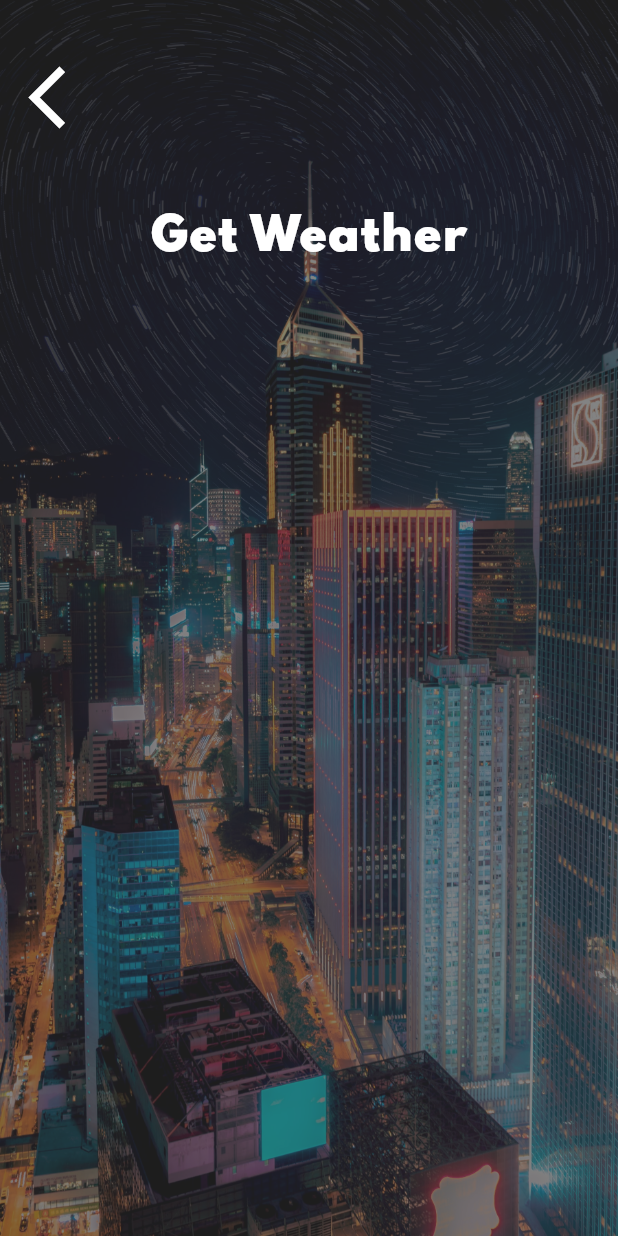
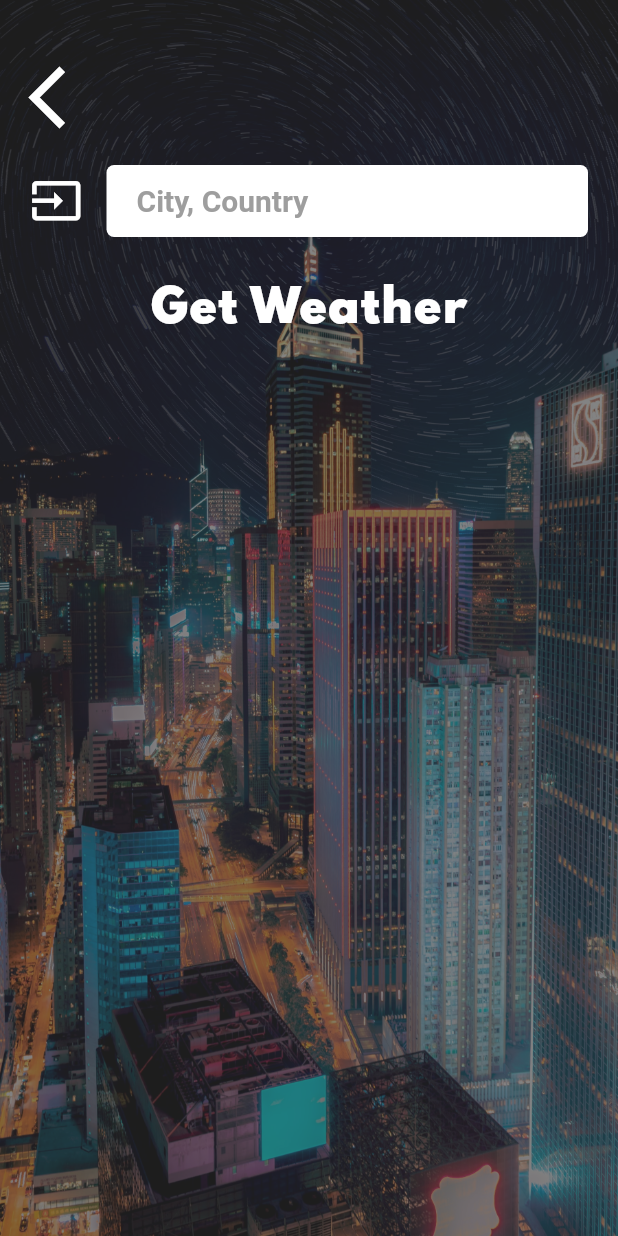
Before and after one commit to mustak/clima, a Flutter app: the CityScreen screen opened directly, on a phone screen of 412 x 824 dp. Run offline on Flutter 3.47's test engine with Material 2 defaults, Android fonts, the phone set to English and light mode, and no system bars; our stand-ins replace flutter_spinkit, geolocator; network calls fail.

Commit message:
[164] Add TextField including styling and event listener

```diff
--- a/lib/route/city_screen.dart
+++ b/lib/route/city_screen.dart
@@ -1,3 +1,4 @@
+import 'package:flutter/cupertino.dart';
 import 'package:flutter/material.dart';
 import 'package:clima_app/utilities/constants.dart';
 
@@ -37,7 +38,17 @@ class _CityScreenState extends State<CityScreen> {
               ),
               Container(
                 padding: EdgeInsets.all(20.0),
-                child: null,
+                child: TextField(
+                  onChanged: (newVal) {
+                    print(newVal);
+                  },
+                  style: TextStyle(
+                    color: Colors.black,
+                    fontSize: 20,
+                    fontWeight: FontWeight.bold,
+                  ),
+                  decoration: kTextFieldInputDecoration,
+                ),
               ),
               FlatButton(
                 onPressed: () {},
--- a/lib/utilities/constants.dart
+++ b/lib/utilities/constants.dart
@@ -19,3 +19,26 @@ const kButtonTextStyle = TextStyle(
 const kConditionTextStyle = TextStyle(
   fontSize: 70.0,
 );
+
+const kTextFieldInputDecoration = InputDecoration(
+  contentPadding: EdgeInsets.symmetric(vertical: 0, horizontal: 20),
+  hintText: 'City, Country',
+  hintStyle: TextStyle(
+    color: Colors.grey,
+    fontSize: 20,
+    fontWeight: FontWeight.bold,
+  ),
+  fillColor: Colors.white,
+  filled: true,
+  icon: Icon(
+    Icons.input,
+    color: Colors.white,
+    size: 35,
+  ),
+  border: OutlineInputBorder(
+    borderSide: BorderSide(width: 0, style: BorderStyle.none),
+    borderRadius: BorderRadius.all(
+      Radius.circular(5.0),
+    ),
+  ),
+);
```
